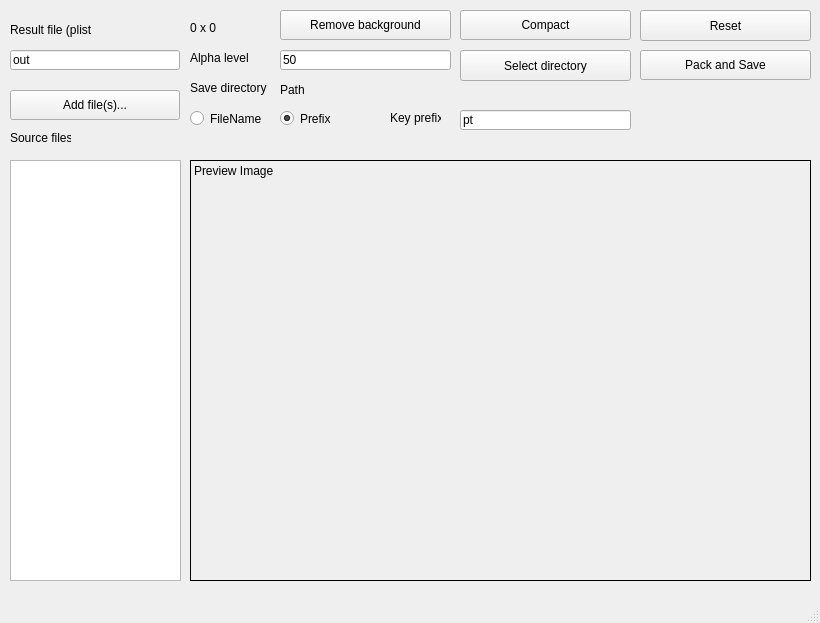
Qt form mainwindow.ui (usbport11/TexPack) before a commit.
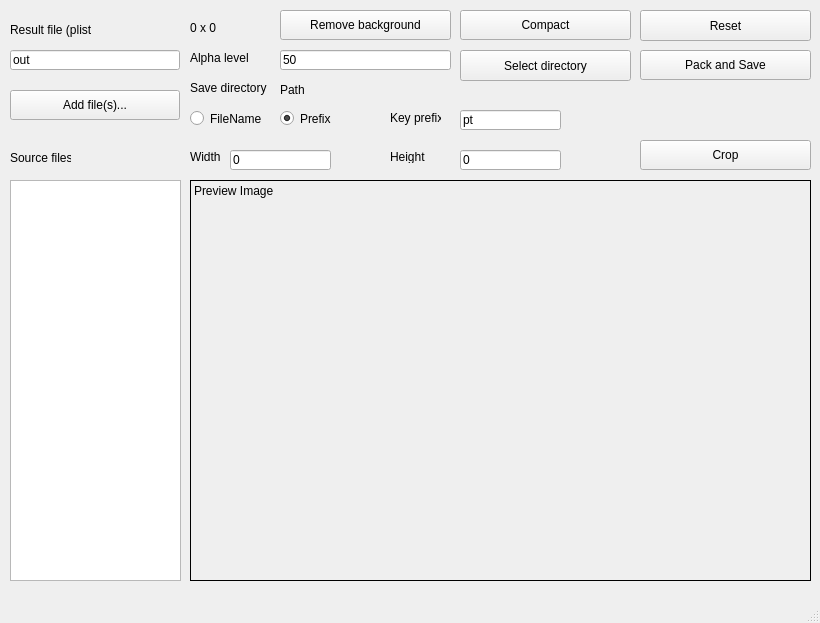
The same form after that commit.

The edit to the form file:
```diff
--- a/mainwindow.ui
+++ b/mainwindow.ui
@@ -18,9 +18,9 @@
     <property name="geometry">
      <rect>
       <x>10</x>
-      <y>160</y>
+      <y>180</y>
       <width>171</width>
-      <height>421</height>
+      <height>401</height>
      </rect>
     </property>
     <property name="editTriggers">
@@ -44,9 +44,9 @@
     <property name="geometry">
      <rect>
       <x>190</x>
-      <y>160</y>
+      <y>180</y>
       <width>621</width>
-      <height>421</height>
+      <height>401</height>
      </rect>
     </property>
     <property name="frameShape">
@@ -223,7 +223,7 @@
      <rect>
       <x>460</x>
       <y>110</y>
-      <width>171</width>
+      <width>101</width>
       <height>20</height>
      </rect>
     </property>
@@ -280,7 +280,7 @@
     <property name="geometry">
      <rect>
       <x>10</x>
-      <y>130</y>
+      <y>150</y>
       <width>61</width>
       <height>16</height>
      </rect>
@@ -289,6 +289,71 @@
      <string>Source files</string>
     </property>
    </widget>
+   <widget class="QPushButton" name="btnCrop">
+    <property name="geometry">
+     <rect>
+      <x>640</x>
+      <y>140</y>
+      <width>171</width>
+      <height>30</height>
+     </rect>
+    </property>
+    <property name="text">
+     <string>Crop</string>
+    </property>
+   </widget>
+   <widget class="QLineEdit" name="edtCropWidth">
+    <property name="geometry">
+     <rect>
+      <x>230</x>
+      <y>150</y>
+      <width>101</width>
+      <height>20</height>
+     </rect>
+    </property>
+    <property name="text">
+     <string>0</string>
+    </property>
+   </widget>
+   <widget class="QLineEdit" name="edtCropHeight">
+    <property name="geometry">
+     <rect>
+      <x>460</x>
+      <y>150</y>
+      <width>101</width>
+      <height>20</height>
+     </rect>
+    </property>
+    <property name="text">
+     <string>0</string>
+    </property>
+   </widget>
+   <widget class="QLabel" name="lblCropWidth">
+    <property name="geometry">
+     <rect>
+      <x>190</x>
+      <y>150</y>
+      <width>47</width>
+      <height>13</height>
+     </rect>
+    </property>
+    <property name="text">
+     <string>Width</string>
+    </property>
+   </widget>
+   <widget class="QLabel" name="lblCropHeight">
+    <property name="geometry">
+     <rect>
+      <x>390</x>
+      <y>150</y>
+      <width>47</width>
+      <height>13</height>
+     </rect>
+    </property>
+    <property name="text">
+     <string>Height</string>
+    </property>
+   </widget>
   </widget>
   <widget class="QMenuBar" name="menubar">
    <property name="geometry">
```
